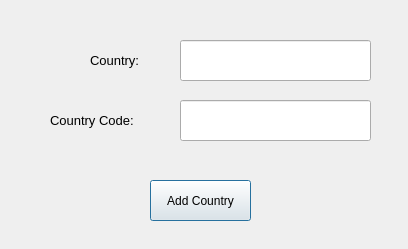
Musab1Blaser/dbms_icc, file App/Add_Country_dlg.ui: the form before one commit.
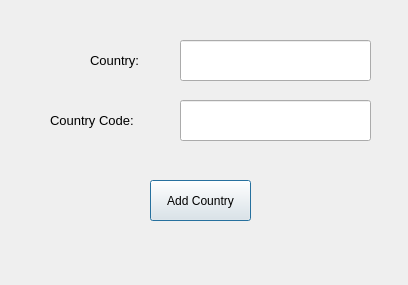
The form after the commit.

The edit to the form file:
```diff
--- a/App/Add_Country_dlg.ui
+++ b/App/Add_Country_dlg.ui
@@ -7,7 +7,7 @@
     <x>0</x>
     <y>0</y>
     <width>408</width>
-    <height>249</height>
+    <height>285</height>
    </rect>
   </property>
   <property name="windowTitle">
```
